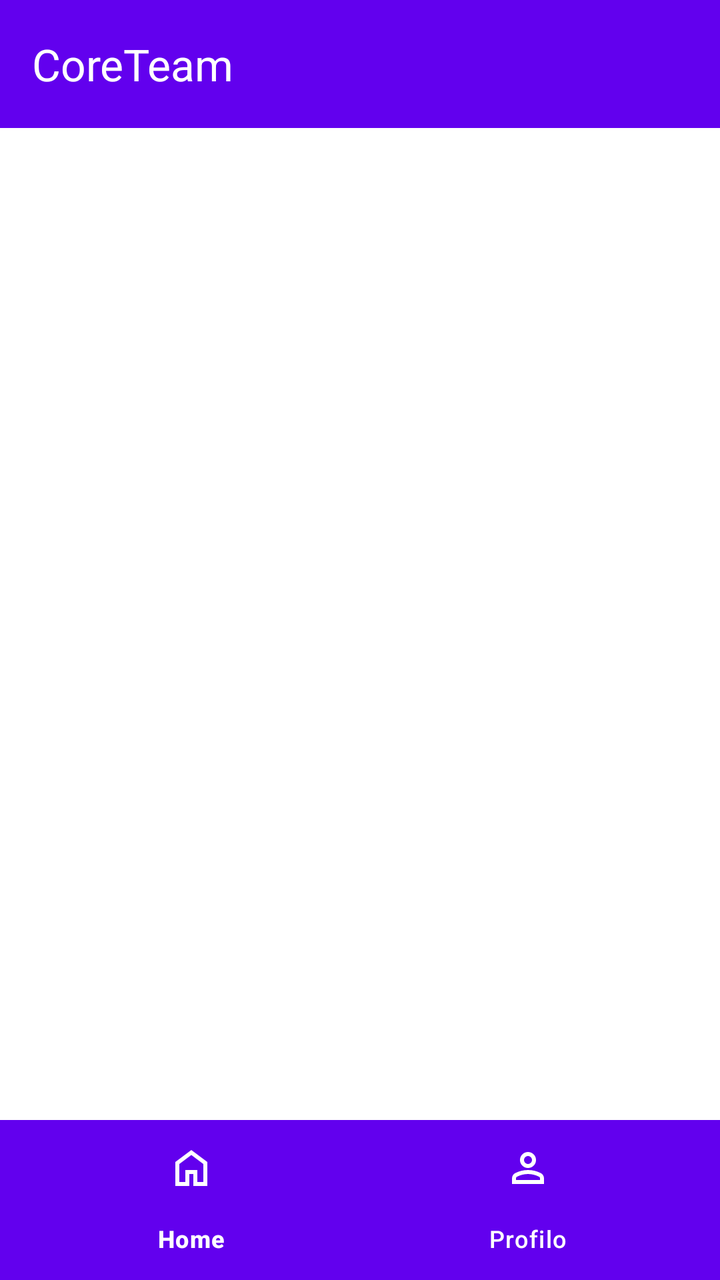
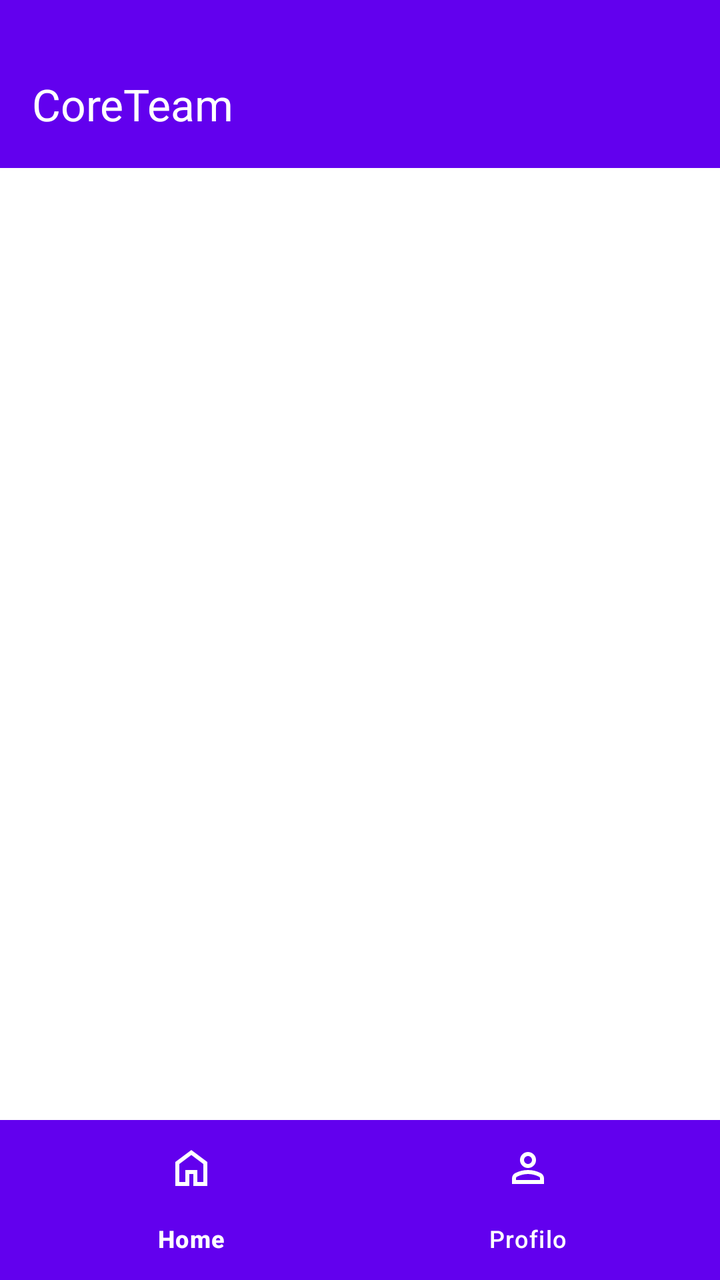

An Android layout rendered at two revisions. The XML below is the earlier revision; the diff shows what the commit changed to produce the second picture.
<!-- AndroidManifest.xml: application theme Theme.CoreTeamProject -->
<!-- res/layout/activity_main.xml -->
<?xml version="1.0" encoding="utf-8"?>
<androidx.coordinatorlayout.widget.CoordinatorLayout
    xmlns:android="http://schemas.android.com/apk/res/android"
    xmlns:app="http://schemas.android.com/apk/res-auto"
    android:layout_width="match_parent"
    android:layout_height="match_parent"
    android:background="@color/white">

    
    <com.google.android.material.appbar.AppBarLayout
        android:layout_width="match_parent"
        android:layout_height="wrap_content"
        android:background="@color/purple_500">

        <com.google.android.material.appbar.MaterialToolbar
            android:id="@+id/toolbar"
            android:layout_width="match_parent"
            android:layout_height="?attr/actionBarSize"
            android:background="@color/purple_500"
            app:titleTextColor="@color/white"
            app:title="CoreTeam" />

    </com.google.android.material.appbar.AppBarLayout>

    
    <androidx.constraintlayout.widget.ConstraintLayout
        android:layout_width="match_parent"
        android:layout_height="match_parent"
        android:background="@color/white"
        app:layout_behavior="@string/appbar_scrolling_view_behavior">

        <FrameLayout
            android:id="@+id/fragment_container"
            android:layout_width="0dp"
            android:layout_height="0dp"
            app:layout_constraintTop_toTopOf="parent"
            app:layout_constraintBottom_toTopOf="@id/bottom_navigation"
            app:layout_constraintStart_toStartOf="parent"
            app:layout_constraintEnd_toEndOf="parent"/>

        <com.google.android.material.bottomnavigation.BottomNavigationView
            android:id="@+id/bottom_navigation"
            android:layout_width="0dp"
            android:layout_height="wrap_content"
            android:background="@color/purple_500"
            app:itemTextColor="@color/white"
            app:itemIconTint="@color/white"
            app:layout_constraintBottom_toBottomOf="parent"
            app:layout_constraintStart_toStartOf="parent"
            app:layout_constraintEnd_toEndOf="parent"
            app:menu="@menu/bottom_nav_menu"/>

    </androidx.constraintlayout.widget.ConstraintLayout>

</androidx.coordinatorlayout.widget.CoordinatorLayout>
<!-- resources referenced by this layout -->
<resources>
  <color name="purple_500">#6200EE</color>
  <color name="white">#FFFFFFFF</color>
  <style name="Theme.CoreTeamProject" parent="Base.Theme.CoreTeamProject" />
  <style name="Base.Theme.CoreTeamProject" parent="Theme.Material3.DayNight.NoActionBar">
          
          <item name="colorPrimary">@color/purple_500</item>
          <item name="colorPrimaryVariant">@color/purple_500</item>
          <item name="colorOnPrimary">@color/white</item>
  
          
          <item name="android:windowBackground">@color/white</item>
          <item name="colorSurface">@color/white</item>
          <item name="colorOnSurface">@color/black</item>
  
          
          <item name="android:textColor">@color/black</item>
          <item name="android:textColorPrimary">@color/black</item>
  
          
          <item name="colorPrimaryContainer">@color/purple_500</item>
          <item name="colorOnPrimaryContainer">@color/white</item>
      </style>
  <color name="black">#FF000000</color>
</resources>

<!-- the commit's change to res/layout/activity_main.xml (unified diff, before → after) -->
@@ -15,6 +15,7 @@
         <com.google.android.material.appbar.MaterialToolbar
             android:id="@+id/toolbar"
             android:layout_width="match_parent"
+            android:layout_marginTop="20dp"
             android:layout_height="?attr/actionBarSize"
             android:background="@color/purple_500"
             app:titleTextColor="@color/white"
